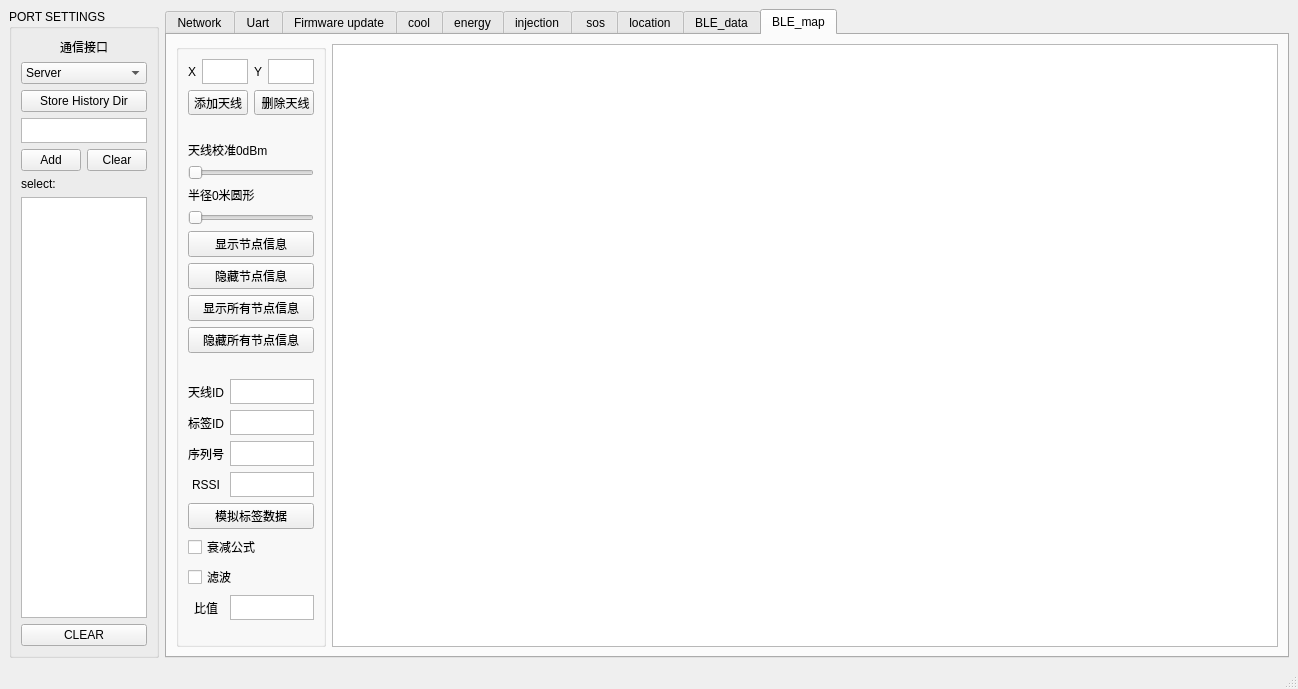
Above: main_window_form.ui from a15981097537/konying_id8 before the change. Below: the same form after it.
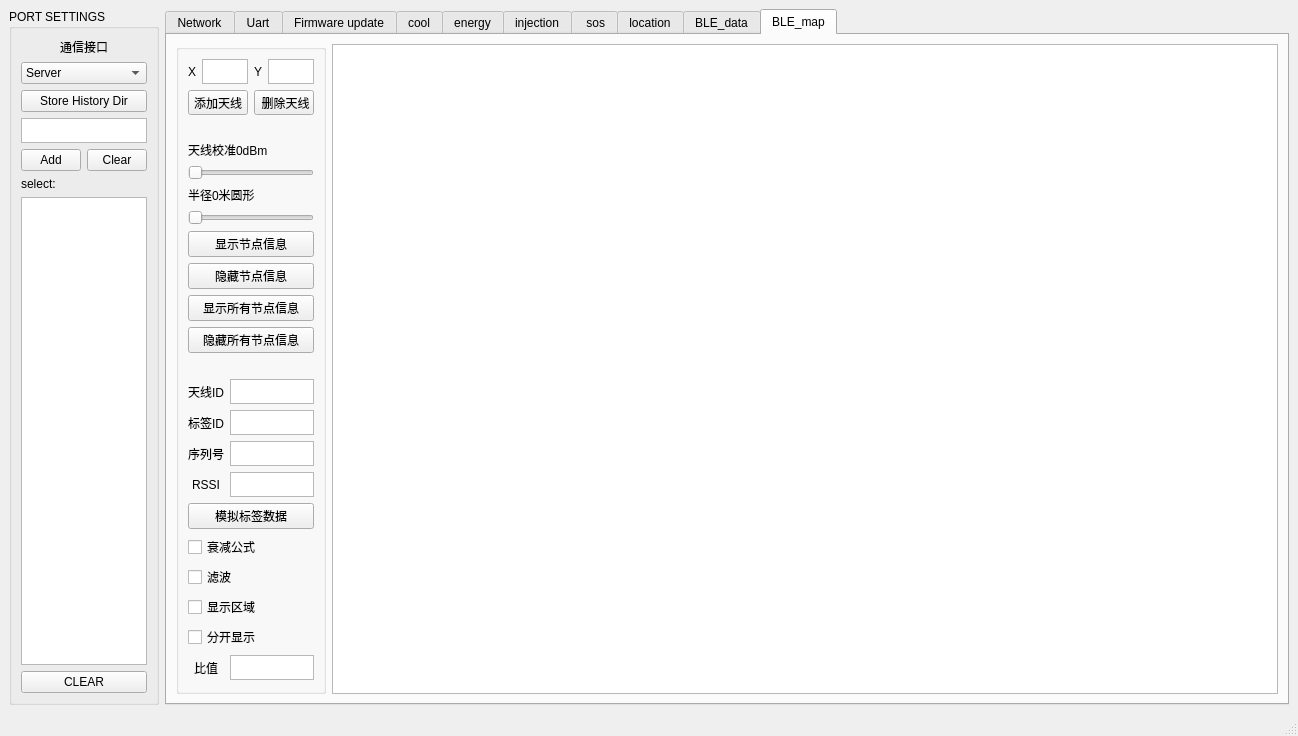
That is the form after the change.

Patch:
```diff
--- a/main_window_form.ui
+++ b/main_window_form.ui
@@ -7,7 +7,7 @@
     <x>0</x>
     <y>0</y>
     <width>1298</width>
-    <height>689</height>
+    <height>709</height>
    </rect>
   </property>
   <property name="windowTitle">
@@ -4821,6 +4821,20 @@
                </property>
               </widget>
              </item>
+             <item>
+              <widget class="QCheckBox" name="BLE_AreaCheckBox">
+               <property name="text">
+                <string>显示区域</string>
+               </property>
+              </widget>
+             </item>
+             <item>
+              <widget class="QCheckBox" name="BLE_AreaAloneCheckBox">
+               <property name="text">
+                <string>分开显示</string>
+               </property>
+              </widget>
+             </item>
              <item>
               <layout class="QHBoxLayout" name="horizontalLayout_85">
                <item>
```
